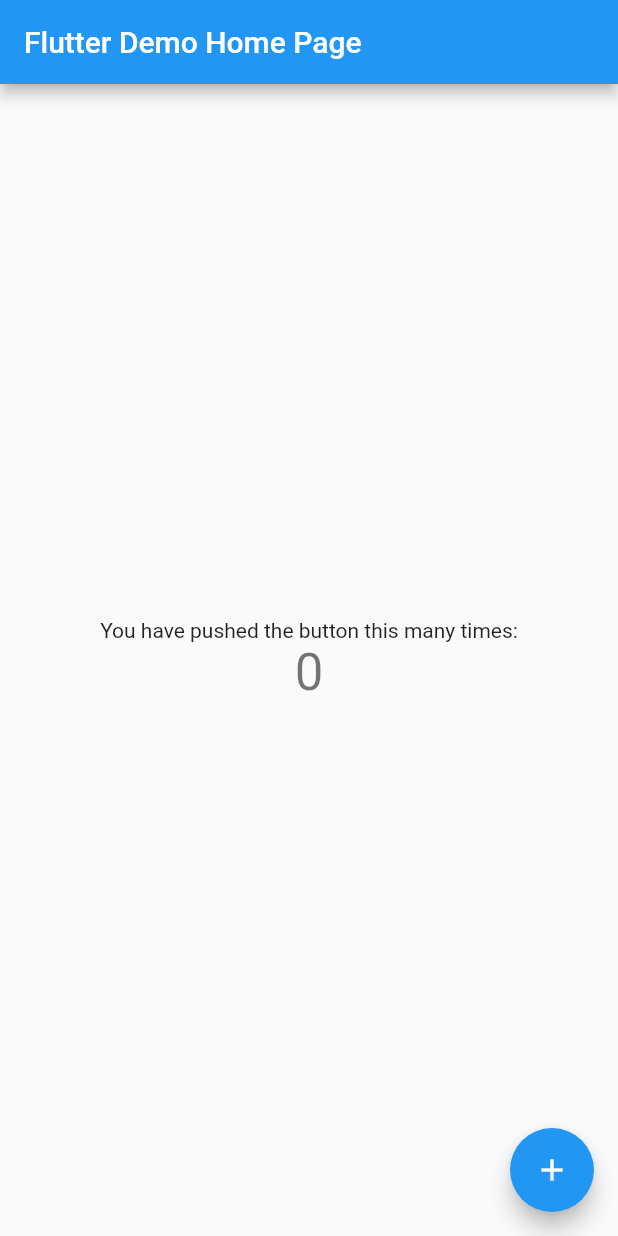
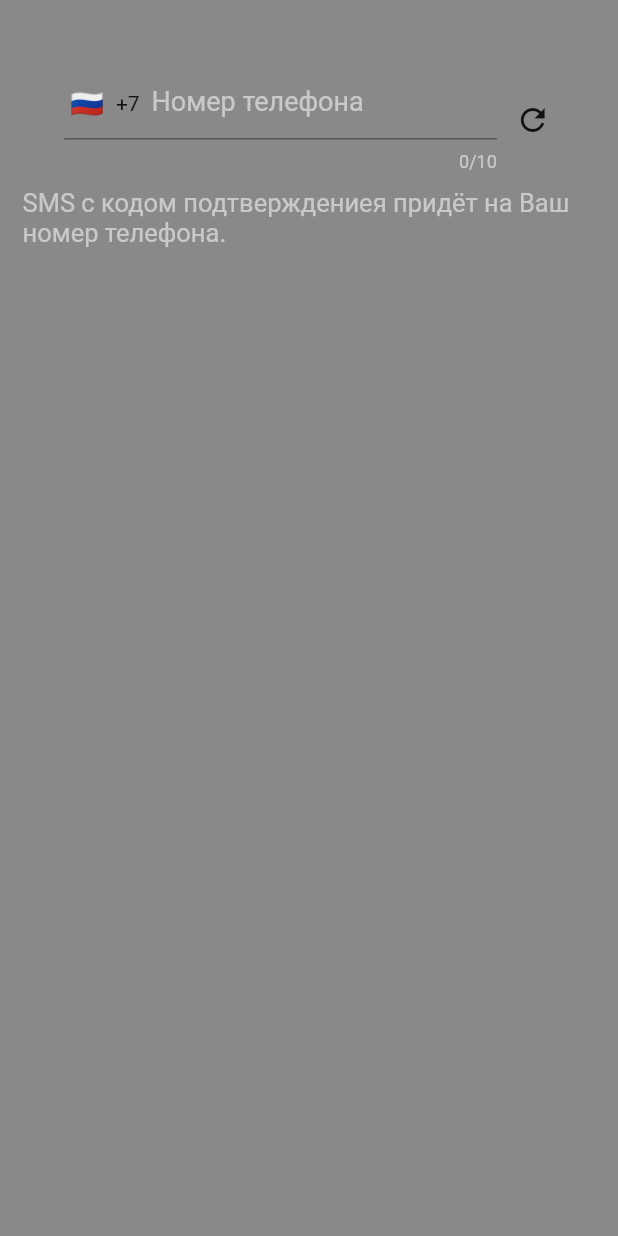
Before and after one commit to vilorg/MuseumHakathon, a Flutter app: the screen it shows after launch, on a phone screen of 412 x 824 dp. Run offline on Flutter 3.47's test engine with Material 2 defaults, Android fonts, the phone set to English and light mode, and no system bars; drawn by our look-alikes of intl_phone_field; our stand-ins replace qr_flutter, shared_preferences; missing offline and left inert: qr_code_scanner.

Commit message:
Сделал скелет приложеня, осталось сделать фишку

```diff
--- /dev/null
+++ b/museum_app/lib/login.dart
@@ -0,0 +1,126 @@
+import 'package:flutter/cupertino.dart';
+import 'package:flutter/material.dart';
+import 'package:intl_phone_field/intl_phone_field.dart';
+import 'package:intl_phone_field/phone_number.dart';
+
+import 'main_page.dart';
+
+class Login extends StatefulWidget {
+  const Login({Key? key}) : super(key: key);
+
+  @override
+  State<Login> createState() => _LoginState();
+}
+
+class _LoginState extends State<Login> {
+  late PhoneNumber _phoneNumber = PhoneNumber(
+      countryISOCode: "RU", countryCode: "RU", number: "9222222222");
+  bool _visible = false;
+  late String code;
+  String baseUrl = "http://192.168.1.7:5000/";
+
+  @override
+  Widget build(BuildContext context) {
+    Column sms = Column(children: [
+      const SizedBox(height: 30),
+      Container(
+          width: MediaQuery.of(context).size.width / 2,
+          padding: const EdgeInsets.only(left: 10),
+          child: TextField(
+            textAlign: TextAlign.center,
+            style: const TextStyle(fontSize: 30, color: Colors.white),
+            onSubmitted: (String e) {
+              if (e.length == 4) {
+                setState(() => code = e);
+                Navigator.pushReplacement(context,
+                    MaterialPageRoute(builder: (context) => const MainPage()));
+              } else {
+                ScaffoldMessenger.of(context).showSnackBar(const SnackBar(
+                    padding: EdgeInsets.symmetric(horizontal: 50, vertical: 10),
+                    backgroundColor: Colors.black45,
+                    elevation: 0,
+                    content: Text(
+                      "Введите корректный номер код!",
+                      style: TextStyle(fontSize: 18, color: Colors.red),
+                      textAlign: TextAlign.center,
+                    )));
+              }
+            },
+            keyboardType: const TextInputType.numberWithOptions(),
+          )),
+      const SizedBox(height: 10),
+      Text(
+          "Мы отправили SMS с кодом на Ваш телефон ${_phoneNumber.completeNumber}.",
+          style:
+              const TextStyle(color: Colors.white54, fontSize: 17, height: 1.2))
+    ]);
+
+    Container phone = Container(
+        padding: const EdgeInsets.only(left: 10),
+        child: Row(mainAxisAlignment: MainAxisAlignment.center, children: [
+          SizedBox(
+            width: MediaQuery.of(context).size.width * 0.7,
+            child: IntlPhoneField(
+              onSubmitted: (String e) {
+                if (e.length == 10) {
+                  setState(() {
+                    var url = Uri.parse(baseUrl +
+                        "create-user?num=" +
+                        _phoneNumber.countryCode! +
+                        e);
+                    _visible = true;
+                  });
+                } else {
+                  ScaffoldMessenger.of(context).showSnackBar(const SnackBar(
+                      padding:
+                          EdgeInsets.symmetric(horizontal: 50, vertical: 10),
+                      backgroundColor: Colors.black45,
+                      elevation: 0,
+                      content: Text(
+                        "Введите корректный номер телефона!",
+                        style: TextStyle(fontSize: 18, color: Colors.red),
+                        textAlign: TextAlign.center,
+                      )));
+                }
+              },
+              enabled: !_visible,
+              countryCodeTextColor: Colors.white,
+              style: const TextStyle(color: Colors.white, fontSize: 18),
+              decoration: const InputDecoration(
+                  hoverColor: Colors.white,
+                  labelText: 'Номер телефона',
+                  labelStyle: TextStyle(color: Colors.white54),
+                  counterStyle: TextStyle(color: Colors.white54),
+                  contentPadding: EdgeInsets.all(0),
+                  border: UnderlineInputBorder()),
+              initialCountryCode: 'RU',
+              showCountryFlag: true,
+              showDropdownIcon: false,
+              countries: const ["RU", "UA", "KZ", "BY"],
+              onChanged: (phone) {
+                _phoneNumber = phone;
+              },
+            ),
+          ),
+          IconButton(
+              onPressed: () => setState(() => _visible = false),
+              icon: const Icon(Icons.refresh))
+        ]));
+
+    return Scaffold(
+        body: Container(
+            color: Colors.black45,
+            padding: const EdgeInsets.all(15),
+            child: Column(children: <Widget>[
+              const SizedBox(height: 30),
+              phone,
+              const SizedBox(height: 10),
+              const Text(
+                "SMS с кодом подтверждениея придёт на Ваш номер телефона.",
+                style:
+                    TextStyle(color: Colors.white54, fontSize: 17, height: 1.2),
+              ),
+              Visibility(visible: _visible, child: sms)
+            ])));
+  }
+}
--- a/museum_app/lib/main.dart
+++ b/museum_app/lib/main.dart
@@ -1,4 +1,8 @@
 import 'package:flutter/material.dart';
+import 'package:shared_preferences/shared_preferences.dart';
+
+import 'login.dart';
+import 'main_page.dart';
 
 void main() {
   runApp(const MyApp());
@@ -7,109 +11,66 @@ void main() {
 class MyApp extends StatelessWidget {
   const MyApp({Key? key}) : super(key: key);
 
-  // This widget is the root of your application.
   @override
   Widget build(BuildContext context) {
     return MaterialApp(
-      title: 'Flutter Demo',
+      title: 'Museum',
       theme: ThemeData(
-        // This is the theme of your application.
-        //
-        // Try running your application with "flutter run". You'll see the
-        // application has a blue toolbar. Then, without quitting the app, try
-        // changing the primarySwatch below to Colors.green and then invoke
-        // "hot reload" (press "r" in the console where you ran "flutter run",
-        // or simply save your changes to "hot reload" in a Flutter IDE).
-        // Notice that the counter didn't reset back to zero; the application
-        // is not restarted.
-        primarySwatch: Colors.blue,
+        primarySwatch: Colors.deepOrange,
       ),
-      home: const MyHomePage(title: 'Flutter Demo Home Page'),
+      home: const Main(),
     );
   }
 }
 
-class MyHomePage extends StatefulWidget {
-  const MyHomePage({Key? key, required this.title}) : super(key: key);
+class Main extends StatefulWidget {
+  const Main({Key? key}) : super(key: key);
 
-  // This widget is the home page of your application. It is stateful, meaning
-  // that it has a State object (defined below) that contains fields that affect
-  // how it looks.
-
-  // This class is the configuration for the state. It holds the values (in this
-  // case the title) provided by the parent (in this case the App widget) and
-  // used by the build method of the State. Fields in a Widget subclass are
-  // always marked "final".
-
-  final String title;
+  // const Main({Key? key, required this.title}) : super(key: key);
 
   @override
-  State<MyHomePage> createState() => _MyHomePageState();
+  State<Main> createState() => _MainState();
 }
 
-class _MyHomePageState extends State<MyHomePage> {
-  int _counter = 0;
+class _MainState extends State<Main> {
+  final Future<SharedPreferences> _prefs = SharedPreferences.getInstance();
+  bool _isRegister=true;
 
-  void _incrementCounter() {
-    setState(() {
-      // This call to setState tells the Flutter framework that something has
-      // changed in this State, which causes it to rerun the build method below
-      // so that the display can reflect the updated values. If we changed
-      // _counter without calling setState(), then the build method would not be
-      // called again, and so nothing would appear to happen.
-      _counter++;
+  @override
+  void initState() {
+    super.initState();
+    _prefs.then((SharedPreferences prefs) {
+      bool key = (prefs.getBool("isRegister") ?? true);
+      if (key) {
+        prefs.setBool("isRegister", false);
+      }
+      setState(() {
+        _isRegister = key;
+      });
+
     });
   }
 
   @override
   Widget build(BuildContext context) {
-    // This method is rerun every time setState is called, for instance as done
-    // by the _incrementCounter method above.
-    //
-    // The Flutter framework has been optimized to make rerunning build methods
-    // fast, so that you can just rebuild anything that needs updating rather
-    // than having to individually change instances of widgets.
-    return Scaffold(
-      appBar: AppBar(
-        // Here we take the value from the MyHomePage object that was created by
-        // the App.build method, and use it to set our appbar title.
-        title: Text(widget.title),
-      ),
-      body: Center(
-        // Center is a layout widget. It takes a single child and positions it
-        // in the middle of the parent.
-        child: Column(
-          // Column is also a layout widget. It takes a list of children and
-          // arranges them vertically. By default, it sizes itself to fit its
-          // children horizontally, and tries to be as tall as its parent.
-          //
-          // Invoke "debug painting" (press "p" in the console, choose the
-          // "Toggle Debug Paint" action from the Flutter Inspector in Android
-          // Studio, or the "Toggle Debug Paint" command in Visual Studio Code)
-          // to see the wireframe for each widget.
-          //
-          // Column has various properties to control how it sizes itself and
-          // how it positions its children. Here we use mainAxisAlignment to
-          // center the children vertically; the main axis here is the vertical
-          // axis because Columns are vertical (the cross axis would be
-          // horizontal).
-          mainAxisAlignment: MainAxisAlignment.center,
-          children: <Widget>[
-            const Text(
-              'You have pushed the button this many times:',
-            ),
-            Text(
-              '$_counter',
-              style: Theme.of(context).textTheme.headline4,
-            ),
-          ],
-        ),
-      ),
-      floatingActionButton: FloatingActionButton(
-        onPressed: _incrementCounter,
-        tooltip: 'Increment',
-        child: const Icon(Icons.add),
-      ), // This trailing comma makes auto-formatting nicer for build methods.
-    );
+    // return FutureBuilder<bool>(
+    //   future: _isRegister,
+    //   builder: (BuildContext context, AsyncSnapshot snapshot) {
+    //     switch (snapshot.connectionState) {
+    //       case ConnectionState.none:
+    //       case ConnectionState.waiting:
+    //         return const CircularProgressIndicator();
+    //       default:
+    //         if (snapshot.hasError) {
+    //           return Center(child: Text('Error: ${snapshot.error}'));
+    //         } else {
+    if (_isRegister) {
+      return const Login();
+    }
+    return const MainPage();
+    //         }
+    //     }
+    //   }
+    // );
   }
 }
```
Also changed, not shown: museum_app/lib/main_page.dart (added, +82 -0 lines), museum_app/lib/profile.dart (added, +199 -0 lines), museum_app/lib/scan_qr.dart (added, +111 -0 lines), museum_app/lib/show_qr.dart (added, +41 -0 lines), museum_app/lib/ticket.dart (added, +40 -0 lines), museum_app/pubspec.yaml (+7 -0 lines), museum_app/assets/images/avatar.png (added), museum_app/pubspec.lock, 2 other files.
